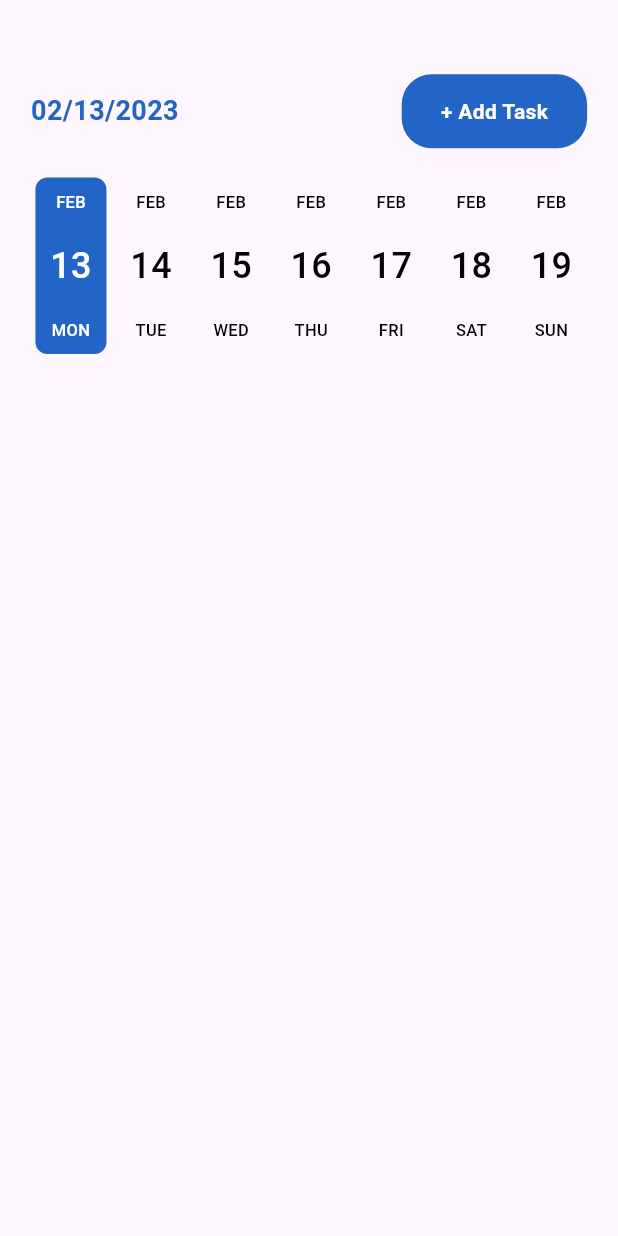
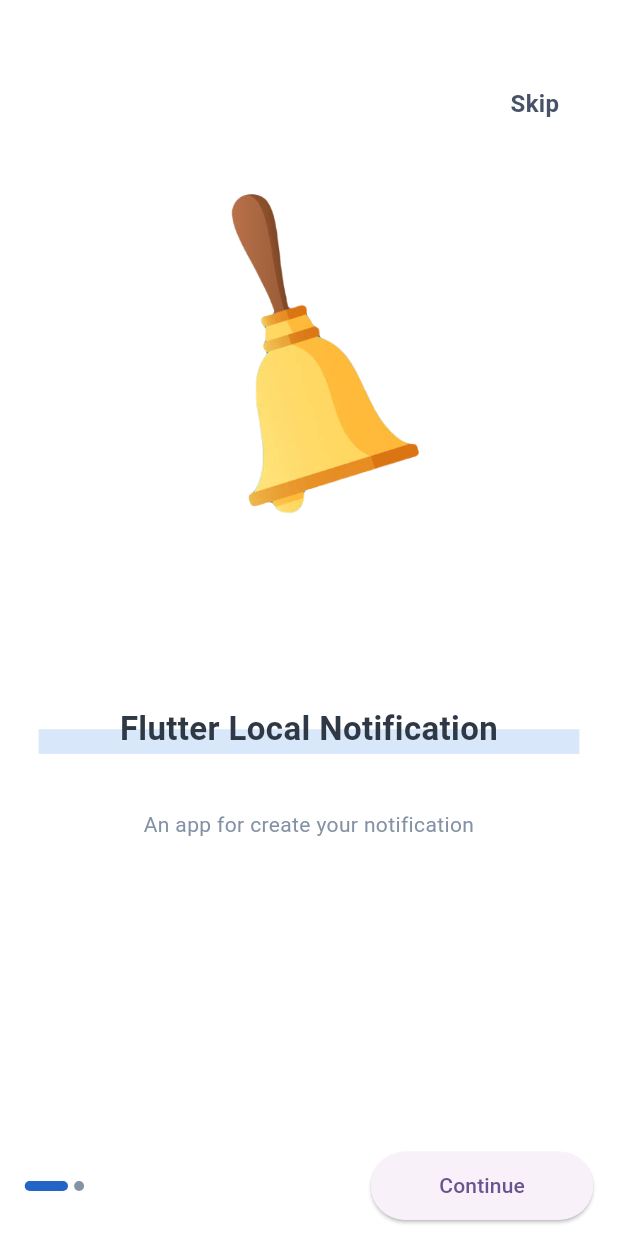
Before and after one commit to NDPhat/Local-Scheduled-Notification, a Flutter app: the screen it shows after launch, on a phone screen of 412 x 824 dp. Run offline on Flutter 3.47's test engine with Material 2 defaults, Android fonts, the phone set to English and light mode, and no system bars; drawn by our look-alikes of date_picker_timeline; our stand-ins replace bloc, drift, equatable, flutter_bloc, flutter_local_notifications, flutter_native_timezone and 8 more; accounts and stored records are empty; generated files the repository leaves out were written again.

Commit message:
Local Scheduled Notification

```diff
--- /dev/null
+++ b/lib/data/models/intro.dart
@@ -0,0 +1,9 @@
+class Onboard
+{
+  final String pathImage;
+  final String title;
+  final String bodyTitle;
+
+  Onboard(this.pathImage, this.title, this.bodyTitle);
+
+}
--- a/lib/main.dart
+++ b/lib/main.dart
@@ -5,6 +5,7 @@ import 'package:flutter/material.dart';
 import 'package:flutter/services.dart';
 import 'package:get_it/get_it.dart';
 import 'package:permission_handler/permission_handler.dart';
+
 GetIt instance = GetIt.instance;
 void main() async {
   WidgetsFlutterBinding.ensureInitialized();
@@ -28,7 +29,7 @@ class MyApp extends StatelessWidget {
     return MaterialApp(
       debugShowCheckedModeBanner: false,
       title: 'Flutter Demo',
-      initialRoute: Routers.home,
+      initialRoute: Routers.splash,
       onGenerateRoute: Routers.generateRoute,
       theme: ThemeData(
         colorScheme: ColorScheme.fromSeed(seedColor: Colors.deepPurple),
--- a/lib/presentation/navigation/routers.dart
+++ b/lib/presentation/navigation/routers.dart
@@ -2,6 +2,9 @@ import 'package:appsche/domain/bloc/add_task/add_task_cubit.dart';
 import 'package:appsche/domain/bloc/home/home_cubit.dart';
 import 'package:appsche/main.dart';
 import 'package:appsche/presentation/screen/add_task/add_task_screen.dart';
+import 'package:appsche/presentation/screen/intro/intro_screen.dart';
+import 'package:appsche/presentation/screen/login/login_screen.dart';
+import 'package:appsche/presentation/screen/splash/splash_screen.dart';
 import 'package:flutter/cupertino.dart';
 import 'package:flutter/material.dart';
 import 'package:flutter_bloc/flutter_bloc.dart';
@@ -11,8 +14,12 @@ import '../screen/detail_task/detail_task_screen.dart';
 import '../screen/home/home_screen.dart';
 
 class Routers {
-  static const String home = '/';
+  static const String home = '/home';
+  static const String splash = '/';
+  static const String intro = '/intro';
+
   static const String addTask = '/addTask';
+  static const String login = '/login';
   static const String detailTask = '/detailTask';
 
   static Route<dynamic> generateRoute(RouteSettings settings) {
@@ -24,6 +31,10 @@ class Routers {
 
   static route(RouteSettings settings) {
     switch (settings.name) {
+      case intro:
+        return IntroScreen();
+      case splash:
+        return const SplashScreen();
       case home:
         return BlocProvider(
             create: (context) => HomeCubit(
@@ -36,6 +47,8 @@ class Routers {
             child: AddTask());
       case detailTask:
         return DetailTask();
+      case login:
+        return const LoginScreen();
       default:
         return HomeScreen();
     }
--- a/lib/presentation/screen/add_task/add_task_screen.dart
+++ b/lib/presentation/screen/add_task/add_task_screen.dart
@@ -270,7 +270,7 @@ class AddTask extends StatelessWidget {
                                       .read<AddTaskCubit>()
                                       .emitEndTimeChange((TimeOfDay(
                                               hour: DateTime.now().hour,
-                                              minute: DateTime.now().minute+30))
+                                              minute: DateTime.now().minute+10))
                                           .format(context));
                                 } else {
                                   context
--- /dev/null
+++ b/lib/presentation/screen/intro/intro_screen.dart
@@ -0,0 +1,215 @@
+import 'package:flutter/material.dart';
+import 'package:shared_preferences/shared_preferences.dart';
+
+import '../../../data/models/intro.dart';
+import '../../../rsc/color.dart';
+import '../../../rsc/text_style.dart';
+import '../../navigation/routers.dart';
+
+class IntroScreen extends StatefulWidget {
+  @override
+  State<IntroScreen> createState() => _IntroScreenState();
+}
+
+class _IntroScreenState extends State<IntroScreen> {
+  late PageController _pageController;
+  final List<Onboard> listOnboard = <Onboard>[];
+  //
+  void _handleTimeUsingApp(value) {
+    SharedPreferences.getInstance().then((prefs) {
+      prefs.setString("flag", value);
+    });
+  }
+
+  int _pageIndex = 0;
+  @override
+  void initState() {
+    _pageController = PageController(initialPage: 0);
+    listOnboard.add(Onboard('assets/image/bell.png',
+        'Flutter Local Notification', 'An app for create your notification'));
+    listOnboard.add(Onboard('assets/image/image1.png',
+        'It is an app make by myself', 'Simple,beautiful and easy to use'));
+    super.initState();
+  }
+
+  @override
+  void dispose() {
+    _pageController.dispose();
+    super.dispose();
+  }
+
+  @override
+  Widget build(BuildContext context) {
+    Size size = MediaQuery.of(context).size;
+    return Scaffold(
+      backgroundColor: colorSystemWhite,
+      resizeToAvoidBottomInset: false,
+      body: Padding(
+        padding: EdgeInsets.only(
+          top: size.height * 0.07,
+          left: size.width * 0.04,
+          right: size.width * 0.04,
+          bottom: size.height * 0.013,
+        ),
+        child: SafeArea(
+            child: Stack(
+          children: [
+            Container(
+              padding: EdgeInsets.only(
+                right: size.width * 0.055,
+              ),
+              alignment: Alignment.topRight,
+              child: GestureDetector(
+                child: const Text(
+                  'Skip',
+                  style: s16f700ColorGreyTe,
+                ),
+                onTap: () {
+                  Navigator.pushNamed(context, Routers.login);
+                  _handleTimeUsingApp("0");
+                },
+              ),
+            ),
+            Column(
+              children: [
+                Expanded(
+                  child: PageView.builder(
+                      controller: _pageController,
+                      itemCount: listOnboard.length,
+                      onPageChanged: (index) {
+                        setState(() {
+                          _pageIndex = index;
+                        });
+                      },
+                      itemBuilder: (context, index) => IntroBody(
+                            pathImage: listOnboard[index].pathImage,
+                            title: listOnboard[index].title,
+                            subtitle: listOnboard[index].bodyTitle,
+                            size: size,
+                          )),
+                ),
+                Row(
+                  mainAxisAlignment: MainAxisAlignment.spaceBetween,
+                  children: [
+                    Row(children: [
+                      ...List.generate(
+                          listOnboard.length,
+                          (index) => Padding(
+                                padding: EdgeInsets.only(
+                                  right: size.width * 0.01,
+                                ),
+                                child: DotIndicator(
+                                  isActive: index == _pageIndex,
+                                  size: size,
+                                ),
+                              )),
+                    ]),
+                    SizedBox(
+                      width: size.width * 0.36,
+                      height: size.height * 0.055,
+                      child: ElevatedButton(
+                        onPressed: () {
+                          if (_pageIndex == 1) {
+                            Navigator.pushNamed(context, Routers.login);
+                            _handleTimeUsingApp("0");
+                          } else {
+                            _pageController.nextPage(
+                                duration: const Duration(microseconds: 300),
+                                curve: Curves.ease);
+                          }
+                        },
+                        child: const Text('Continue'),
+                      ),
+                    )
+                  ],
+                )
+              ],
+            ),
+          ],
+        )),
+      ),
+    );
+  }
+}
+
+class DotIndicator extends StatelessWidget {
+  const DotIndicator({Key? key, this.isActive = false, required this.size})
+      : super(key: key);
+  final bool isActive;
+  final Size size;
+  @override
+  Widget build(BuildContext context) {
+    return Container(
+      width: isActive ? size.width * 0.07 : size.width * 0.016,
+      height: size.height * 0.008,
+      decoration: BoxDecoration(
+          color: isActive ? colorMainBlue : colorGreyTetiary,
+          borderRadius: const BorderRadius.all(Radius.circular(20))),
+    );
+  }
+}
+
+class IntroBody extends StatelessWidget {
+  const IntroBody({
+    Key? key,
+    required this.pathImage,
+    required this.title,
+    required this.subtitle,
+    required this.size,
+  }) : super(key: key);
+  final String pathImage;
+  final String title;
+  final String subtitle;
+  final Size size;
+
+  @override
+  Widget build(BuildContext context) {
+    return Column(
+      children: [
+        Container(
+          padding: EdgeInsets.only(top: size.height * 0.05),
+          height: size.height * 0.4,
+          child: Image.asset(
+            pathImage,
+          ),
+        ),
+        SizedBox(
+          height: size.height * 0.1,
+        ),
+        Container(
+          width: size.width * 0.875,
+          height: size.height * 0.045,
+          child: Stack(
+            children: [
+              Container(
+                height: size.height * 0.04,
+                alignment: Alignment.bottomCenter,
+                child: Container(
+                  height: size.height * 0.02,
+                  color: colorBlueQuaternery,
+                ),
+              ),
+              Container(
+                alignment: Alignment.center,
+                height: size.height * 0.04,
+                child: Text(
+                  title,
+                  textAlign: TextAlign.center,
+                  style: s22f700colorGreyPri,
+                ),
+              ),
+            ],
+          ),
+        ),
+        SizedBox(
+          height: size.height * 0.04,
+        ),
+        Container(
+          width: size.width * 0.856,
+          child: Text(
+              textAlign: TextAlign.center, subtitle, style: s14f400ColorGreyTe),
+        ),
+      ],
+    );
+  }
+}
--- a/pubspec.yaml
+++ b/pubspec.yaml
@@ -52,7 +52,8 @@ dependencies:
   google_fonts: 4.0.3
   flutter_staggered_animations: 1.1.1
   flutter_native_timezone: 2.0.0
-
+  flutter_native_splash: 2.2.8
+  shared_preferences: 2.0.15
 dev_dependencies:
   flutter_test:
     sdk: flutter
```
Also changed, not shown: lib/presentation/screen/login/login_screen.dart (added, +75 -0 lines), lib/presentation/screen/splash/splash_screen.dart (added, +58 -0 lines), lib/rsc/text_style.dart (+21 -25 lines), assets/image/ava.jpg (added), assets/image/background_welcome.png (added), assets/image/bell.png (added), assets/image/image1.png (added), assets/image/image_welcome.png (added), assets/image/logo.png (added), assets/image/splash.jpg (added), pubspec.lock, 1 other file.
